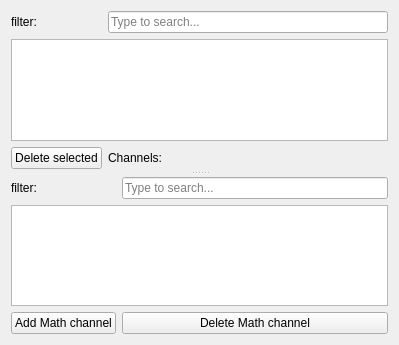
Sanya-123/STplot, file stplot-gui/widgets/ChannelsList/channels.ui: the form before one commit.
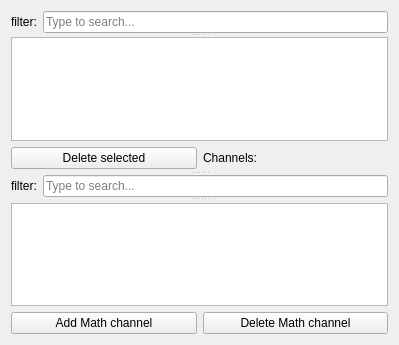
The form after the commit.

The edit to the form file:
```diff
--- a/stplot-gui/widgets/ChannelsList/channels.ui
+++ b/stplot-gui/widgets/ChannelsList/channels.ui
@@ -19,39 +19,61 @@
      <property name="orientation">
       <enum>Qt::Vertical</enum>
      </property>
+     <widget class="QWidget" name="">
+      <layout class="QHBoxLayout" name="horizontalLayout">
+       <item>
+        <widget class="QLabel" name="label_2">
+         <property name="text">
+          <string>filter:</string>
+         </property>
+        </widget>
+       </item>
+       <item>
+        <widget class="QLineEdit" name="lineEdit_filterChanale">
+         <property name="placeholderText">
+          <string>Type to search...</string>
+         </property>
+        </widget>
+       </item>
+      </layout>
+     </widget>
      <widget class="QWidget" name="layoutWidget">
       <layout class="QGridLayout" name="gridLayout">
        <property name="bottomMargin">
         <number>2</number>
        </property>
-       <item row="2" column="1">
+       <item row="0" column="0" colspan="2">
+        <widget class="QTreeView" name="treeView"/>
+       </item>
+       <item row="1" column="1">
         <widget class="QLabel" name="label">
          <property name="text">
           <string>Channels:</string>
          </property>
         </widget>
        </item>
-       <item row="1" column="0" colspan="2">
-        <widget class="QTreeView" name="treeView"/>
-       </item>
-       <item row="2" column="0">
+       <item row="1" column="0">
         <widget class="QPushButton" name="pushButton_deleteChanale">
          <property name="text">
           <string>Delete selected</string>
          </property>
         </widget>
        </item>
-       <item row="0" column="1">
-        <widget class="QLineEdit" name="lineEdit_filterChanale">
-         <property name="placeholderText">
-          <string>Type to search...</string>
+      </layout>
+     </widget>
+     <widget class="QWidget" name="">
+      <layout class="QHBoxLayout" name="horizontalLayout_2">
+       <item>
+        <widget class="QLabel" name="label_3">
+         <property name="text">
+          <string>filter:</string>
          </property>
         </widget>
        </item>
-       <item row="0" column="0">
-        <widget class="QLabel" name="label_2">
-         <property name="text">
-          <string>filter:</string>
+       <item>
+        <widget class="QLineEdit" name="lineEdit_filterMathChanale">
+         <property name="placeholderText">
+          <string>Type to search...</string>
          </property>
         </widget>
        </item>
@@ -62,41 +84,27 @@
        <property name="topMargin">
         <number>2</number>
        </property>
-       <item row="4" column="1">
-        <widget class="QPushButton" name="pushButton_deleteMathChanale">
-         <property name="text">
-          <string>Delete Math channel</string>
-         </property>
-        </widget>
-       </item>
-       <item row="4" column="0">
+       <item row="3" column="0">
         <widget class="QPushButton" name="pushButton_addMathChanale">
          <property name="text">
           <string>Add Math channel</string>
          </property>
         </widget>
        </item>
-       <item row="1" column="0" colspan="2">
+       <item row="3" column="1">
+        <widget class="QPushButton" name="pushButton_deleteMathChanale">
+         <property name="text">
+          <string>Delete Math channel</string>
+         </property>
+        </widget>
+       </item>
+       <item row="0" column="0" colspan="2">
         <widget class="QTreeView" name="treeView_mathChanale">
          <property name="sortingEnabled">
           <bool>true</bool>
          </property>
         </widget>
        </item>
-       <item row="0" column="0">
-        <widget class="QLabel" name="label_3">
-         <property name="text">
-          <string>filter:</string>
-         </property>
-        </widget>
-       </item>
-       <item row="0" column="1">
-        <widget class="QLineEdit" name="lineEdit_filterMathChanale">
-         <property name="placeholderText">
-          <string>Type to search...</string>
-         </property>
-        </widget>
-       </item>
       </layout>
      </widget>
     </widget>
```
